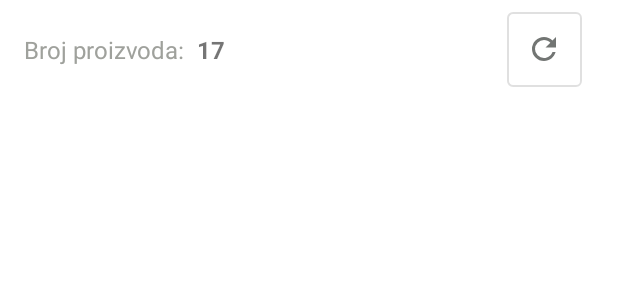
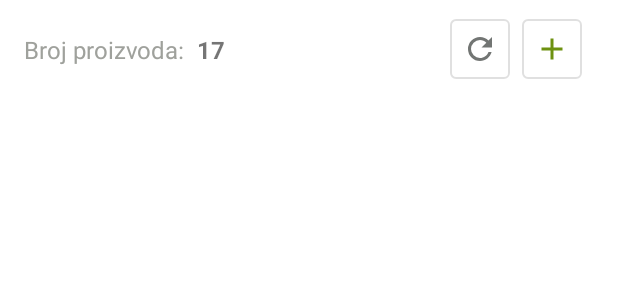
Before and after one commit to imranspahic/NRS-projekat, an Android app: the layout fragment_products.xml on its own in the app's theme, with its tools: preview values and no code run, on a phone screen of 412 x 824 dp. Shown: the top 300 px of the screen. Run offline under Robolectric (Android 15) with nearby library versions, the phone set to English and light mode, and no system bars.

Commit message:
dodavanje proizvoda layout

```diff
--- a/app/src/main/AndroidManifest.xml
+++ b/app/src/main/AndroidManifest.xml
@@ -9,6 +9,9 @@
         android:roundIcon="@mipmap/ic_launcher_round"
         android:supportsRtl="true"
         android:theme="@style/Theme.NRSProjekat">
+        <activity
+            android:name=".AddProductActivity"
+            android:exported="false" />
         <activity
             android:name=".ChangePasswordActivity"
             android:exported="false" />
--- /dev/null
+++ b/app/src/main/res/drawable/plus.xml
@@ -0,0 +1,8 @@
+<!-- drawable/plus.xml -->
+<vector xmlns:android="http://schemas.android.com/apk/res/android"
+    android:height="24dp"
+    android:width="24dp"
+    android:viewportWidth="24"
+    android:viewportHeight="24">
+    <path android:fillColor="#000" android:pathData="M19,13H13V19H11V13H5V11H11V5H13V11H19V13Z" />
+</vector>
--- a/app/src/main/res/layout/fragment_products.xml
+++ b/app/src/main/res/layout/fragment_products.xml
@@ -39,13 +39,33 @@
             android:textStyle="bold"
             android:text="17" />
 
+
+
         <com.google.android.material.button.MaterialButton
             android:id="@+id/refreshProductDugme"
             style="@style/Widget.MaterialComponents.Button.OutlinedButton.Icon"
-            android:layout_width="50dp"
-            android:layout_height="50dp"
+            android:layout_width="40dp"
+            android:layout_height="40dp"
             app:icon="@drawable/refresh"
             app:iconTint="@color/grey"
+            app:iconPadding="0dp"
+            android:insetLeft="0dp"
+            android:insetTop="0dp"
+            android:insetRight="0dp"
+            android:insetBottom="0dp"
+            app:iconGravity="textStart"
+            android:padding="0dp"
+            android:layout_marginRight="8dp"
+            app:shapeAppearanceOverlay="@style/ShapeAppearanceOverlay.MyApp.Button.Circle"
+            />
+
+        <com.google.android.material.button.MaterialButton
+            android:id="@+id/addProductDugme"
+            style="@style/Widget.MaterialComponents.Button.OutlinedButton.Icon"
+            android:layout_width="40dp"
+            android:layout_height="40dp"
+            app:icon="@drawable/plus"
+            app:iconTint="@color/main_green"
             app:iconPadding="0dp"
             android:insetLeft="0dp"
             android:insetTop="0dp"
```
Also changed, not shown: app/src/main/java/ba/etf/nrsprojekat/AddProductActivity.kt (added, +23 -0 lines), app/src/main/java/ba/etf/nrsprojekat/view/FragmentProducts.kt (+15 -0 lines), app/src/main/res/layout/activity_add_product.xml (added, +158 -0 lines), app/src/main/res/values/poslovnice_test_spinner.xml (added, +8 -0 lines), app/src/main/res/values/product_status_spinner.xml (added, +8 -0 lines).
